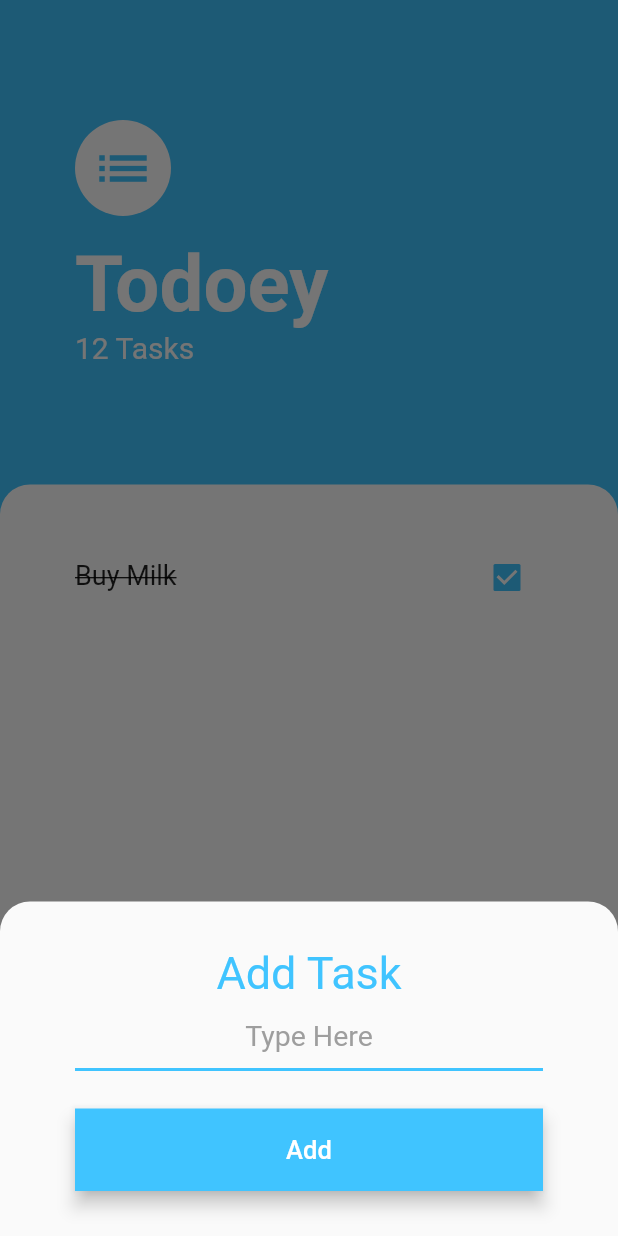
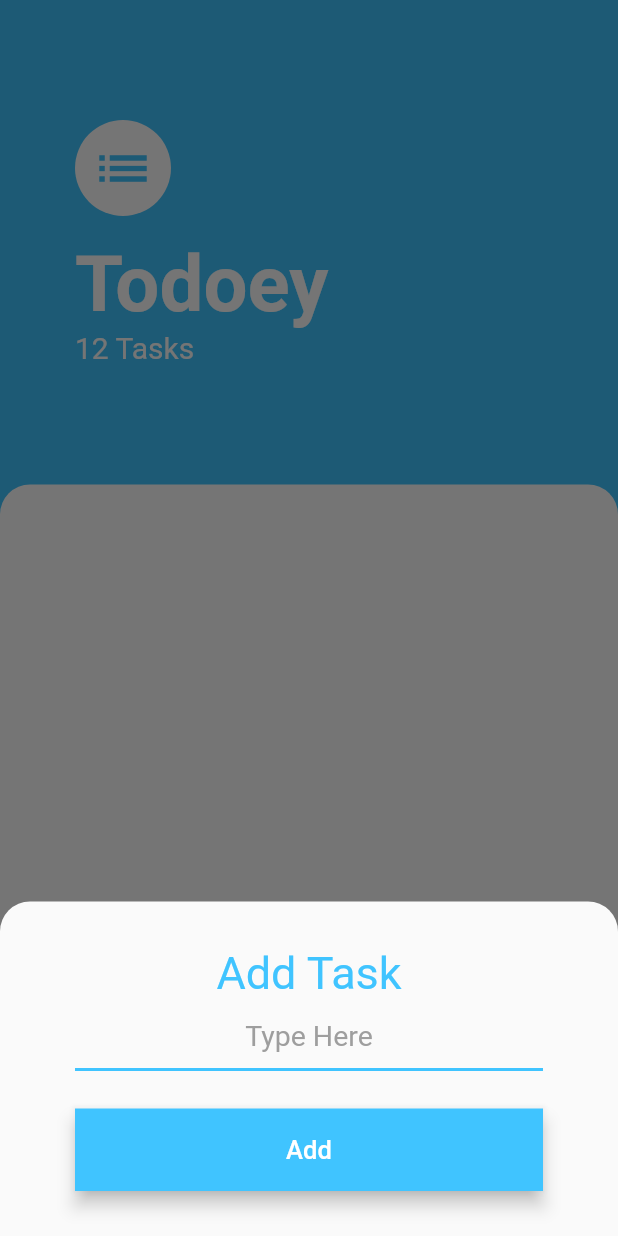
Before and after one commit to Bamidele1234/todoey, a Flutter app: the screen it shows after launch, after a tap on the "add" icon, on a phone screen of 412 x 824 dp. Run offline on Flutter 3.47's test engine with Material 2 defaults, Android fonts, the phone set to English and light mode, and no system bars.

Commit message:
Used the Listview.builder widget

```diff
--- a/lib/screens/add_task_screen.dart
+++ b/lib/screens/add_task_screen.dart
@@ -1,13 +1,20 @@
 import 'package:flutter/material.dart';
 import 'package:todoey/constants.dart';
+import 'package:todoey/models/task.dart';
 
 class AddTaskScreen extends StatelessWidget {
-  const AddTaskScreen({Key? key}) : super(key: key);
+  const AddTaskScreen({
+    required this.addTask,
+    required this.addText,
+    Key? key,
+  }) : super(key: key);
+
+  final Function()? addTask;
+  final Function(String)? addText;
 
   @override
   Widget build(BuildContext context) {
     return SizedBox(
-      //height: 320,
       child: Center(
         child: Padding(
           padding: const EdgeInsets.symmetric(horizontal: 50, vertical: 30),
@@ -22,7 +29,7 @@ class AddTaskScreen extends StatelessWidget {
               ),
               TextField(
                 textAlign: TextAlign.center,
-                onChanged: (value) {},
+                onChanged: addText,
                 decoration: kTextFieldDecoration.copyWith(
                   hintText: 'Type Here',
                 ),
@@ -35,7 +42,7 @@ class AddTaskScreen extends StatelessWidget {
                 color: Colors.lightBlueAccent,
                 child: MaterialButton(
                   minWidth: double.infinity,
-                  onPressed: () {},
+                  onPressed: addTask,
                   height: 55,
                   child: const Text(
                     'Add',
--- a/lib/screens/tasks_screen.dart
+++ b/lib/screens/tasks_screen.dart
@@ -2,10 +2,36 @@ import 'package:flutter/material.dart';
 import 'package:todoey/widgets/task_list.dart';
 import 'package:todoey/screens/add_task_screen.dart';
 import 'package:todoey/constants.dart';
+import 'package:todoey/models/task.dart';
 
-class TasksScreen extends StatelessWidget {
+class TasksScreen extends StatefulWidget {
   const TasksScreen({Key? key}) : super(key: key);
 
+  @override
+  State<TasksScreen> createState() => _TasksScreenState();
+}
+
+class _TasksScreenState extends State<TasksScreen> {
+  List<Task> myTasks = [];
+  bool copy = false;
+  String? myTask;
+
+  displaySb(String message) =>
+      ScaffoldMessenger.of(context).showSnackBar(ksnackBar(message));
+
+  ksnackBar(String message) => SnackBar(
+        duration: const Duration(milliseconds: 1200),
+        content: Text(
+          message,
+          textAlign: TextAlign.center,
+          style: const TextStyle(
+              fontSize: 15.0,
+              fontWeight: FontWeight.w500,
+              fontStyle: FontStyle.italic),
+        ),
+      );
+
+  // List<Task> tasks = [
   @override
   Widget build(BuildContext context) {
     return Scaffold(
@@ -27,7 +53,35 @@ class TasksScreen extends StatelessWidget {
                 padding: EdgeInsets.only(
                   bottom: MediaQuery.of(context).viewInsets.bottom,
                 ),
-                child: const AddTaskScreen(),
+                child: AddTaskScreen(
+                  addText: (String value) {
+                    myTask = value;
+                  },
+                  addTask: () {
+                    if (myTask != null) {
+                      // Ensure that a task has been entered into the field
+                      for (var element in myTasks) {
+                        if (myTask == element.name) {
+                          copy = true;
+                        }
+                      }
+                      if (!copy) {
+                        setState(() {
+                          myTasks.add(
+                            Task(
+                              name: myTask.toString(),
+                            ),
+                          );
+                        });
+                      } else {
+                        displaySb('You have already added this task');
+                      }
+                      myTask = null;
+                      copy = false;
+                    }
+                    Navigator.pop(context);
+                  },
+                ),
               ),
             ),
           );
@@ -81,7 +135,9 @@ class TasksScreen extends StatelessWidget {
                     topLeft: Radius.circular(20),
                   ),
                 ),
-                child: const TasksList(),
+                child: TasksList(
+                  tasks: myTasks,
+                ),
               ),
             )
           ],
--- a/lib/widgets/task_list.dart
+++ b/lib/widgets/task_list.dart
@@ -4,32 +4,33 @@ import 'package:todoey/models/task.dart';
 
 class TasksList extends StatefulWidget {
   const TasksList({
+    required this.tasks,
     Key? key,
   }) : super(key: key);
+
+  final List<Task> tasks;
 
   @override
   State<TasksList> createState() => _TasksListState();
 }
 
 class _TasksListState extends State<TasksList> {
-  List<Task> tasks = [
-    Task(
-      name: 'Wash Bathroom',
-    ),
-    Task(
-      name: 'Make School List',
-    ),
-    Task(
-      name: 'Clean car boot',
-    ),
-  ];
   @override
   Widget build(BuildContext context) {
-    return ListView(
+    return ListView.builder(
+      itemBuilder: (context, index) {
+        return TaskTile(
+          isChecked: widget.tasks[index].isDone,
+          item: widget.tasks[index].name,
+          checkboxCallback: (bool? newValue) {
+            setState(() {
+              widget.tasks[index].toggleDone();
+            });
+          },
+        );
+      },
+      itemCount: widget.tasks.length,
       padding: const EdgeInsets.all(34),
-      children: const [
-        TaskTile(),
-      ],
     );
   }
 }
--- a/lib/widgets/task_tile.dart
+++ b/lib/widgets/task_tile.dart
@@ -1,55 +1,32 @@
 import 'package:flutter/material.dart';
 
-class TaskTile extends StatefulWidget {
+class TaskTile extends StatelessWidget {
   const TaskTile({
+    required this.isChecked,
+    required this.item,
+    required this.checkboxCallback,
     Key? key,
   }) : super(key: key);
 
-  @override
-  State<TaskTile> createState() => _TaskTileState();
-}
-
-class _TaskTileState extends State<TaskTile> {
-  bool isChecked = true;
+  final bool isChecked;
+  final String item;
+  final Function(bool?) checkboxCallback;
 
   @override
   Widget build(BuildContext context) {
     return ListTile(
       leading: Text(
-        'Buy Milk',
+        item,
         style: TextStyle(
           fontSize: 18,
           decoration: isChecked ? TextDecoration.lineThrough : null,
         ),
       ),
-      trailing: TaskCheckBox(
-        checkedBoxState: isChecked,
-        callBackParam: (bool? newValue) {
-          setState(() {
-            isChecked = newValue!;
-          });
-        },
+      trailing: Checkbox(
+        activeColor: Colors.lightBlueAccent,
+        value: isChecked,
+        onChanged: checkboxCallback,
       ),
     );
   }
 }
-
-class TaskCheckBox extends StatelessWidget {
-  const TaskCheckBox({
-    Key? key,
-    required this.checkedBoxState,
-    required this.callBackParam,
-  }) : super(key: key);
-
-  final bool checkedBoxState;
-  final Function(bool?)? callBackParam;
-
-  @override
-  Widget build(BuildContext context) {
-    return Checkbox(
-      activeColor: Colors.lightBlueAccent,
-      value: checkedBoxState,
-      onChanged: callBackParam,
-    );
-  }
-}
```
